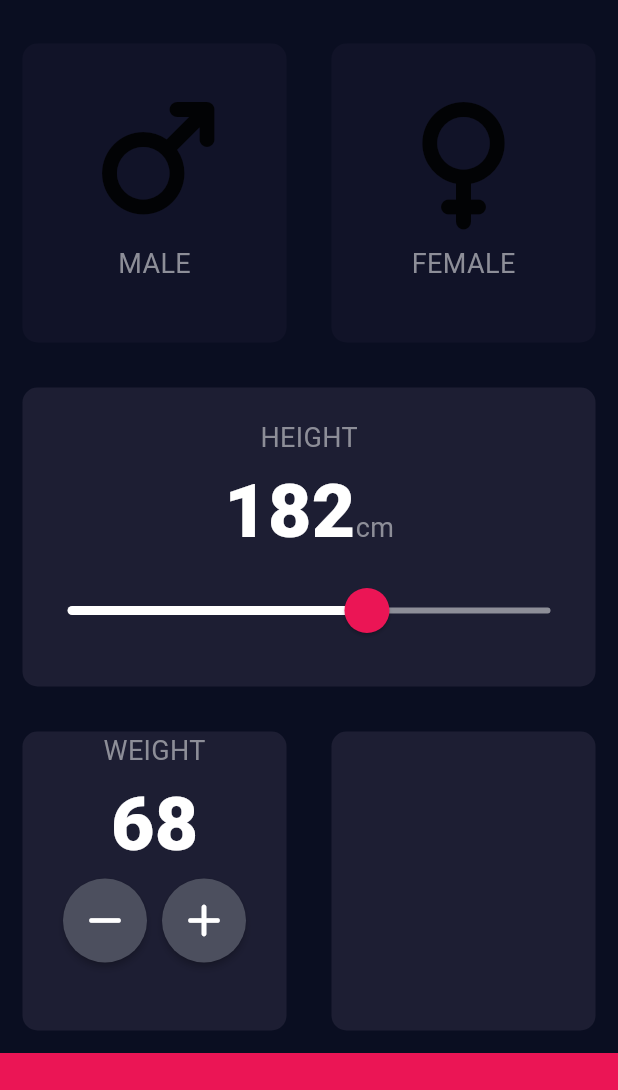
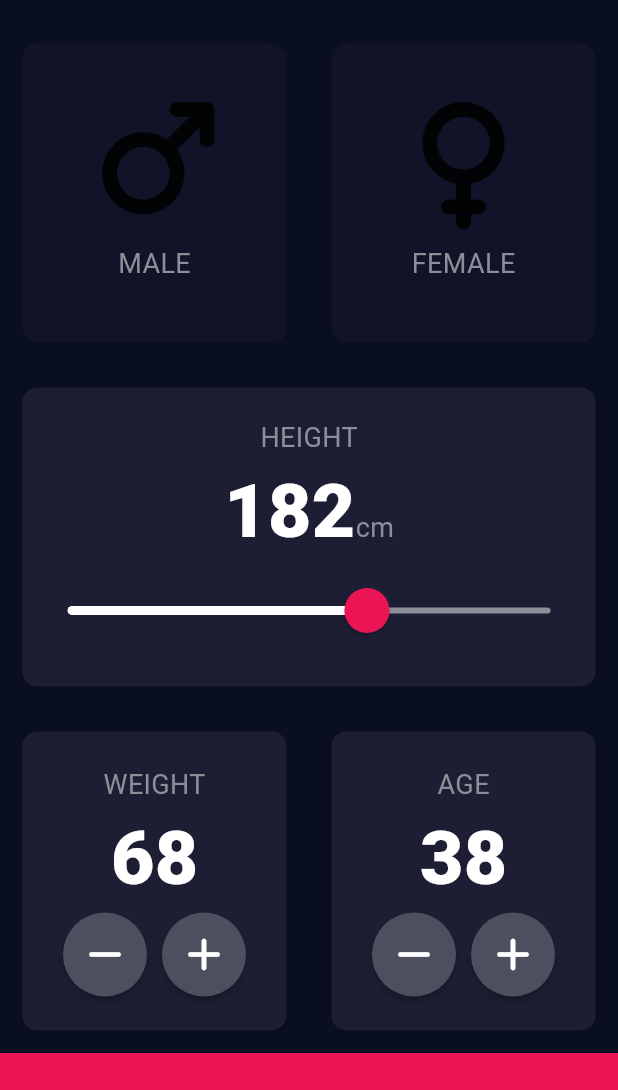
Before and after one commit to rahulmathur87/BMI_calculator, a Flutter app: the screen it shows after launch, on a phone screen of 412 x 824 dp, the part 63-1153 px from its top. Run offline on Flutter 3.47's test engine with Material 3 defaults, Android fonts, the phone set to English and light mode, and no system bars; our stand-ins replace font_awesome_flutter.

Commit message:
added functioning age widget

```diff
--- a/lib/input_page.dart
+++ b/lib/input_page.dart
@@ -17,6 +17,7 @@ class _InputPageState extends State<InputPage> {
   Gender? selectedGender;
   int height = 182;
   int weight = 68;
+  int age = 38;
 
   @override
   Widget build(BuildContext context) {
@@ -119,7 +120,7 @@ class _InputPageState extends State<InputPage> {
                 children: [
                   Expanded(
                     child: ReusableCard(
-                      cardChild: Column(
+                      cardChild: Column(mainAxisAlignment: MainAxisAlignment.center,
                         children: [
                           Text('WEIGHT', style: kLabelTextStyle),
                           Text(weight.toString(), style: kNumberTextStyle),
@@ -150,7 +151,36 @@ class _InputPageState extends State<InputPage> {
                       colour: kActiveCardColour,
                     ),
                   ),
-                  Expanded(child: ReusableCard(colour: kActiveCardColour)),
+                  Expanded(child: ReusableCard(
+                      cardChild: Column(mainAxisAlignment: MainAxisAlignment.center,
+                        children: [
+                          Text('AGE', style: kLabelTextStyle),
+                          Text(age.toString(), style: kNumberTextStyle),
+                          Row(
+                            mainAxisAlignment: MainAxisAlignment.center,
+                            children: [
+                              RoundIconButton(
+                                icon: FontAwesomeIcons.minus,
+                                onPressed: () {
+                                  setState(() {
+                                    age--;
+                                  });
+                                },
+                              ),
+                              SizedBox(width: 10.0),
+                              RoundIconButton(
+                                icon: FontAwesomeIcons.plus,
+                                onPressed: () {
+                                  setState(() {
+                                    age++;
+                                  });
+                                },
+                              ),
+                            ],
+                          ),
+                        ],
+                      ),
+                      colour: kActiveCardColour)),
                 ],
               ),
             ),
```
